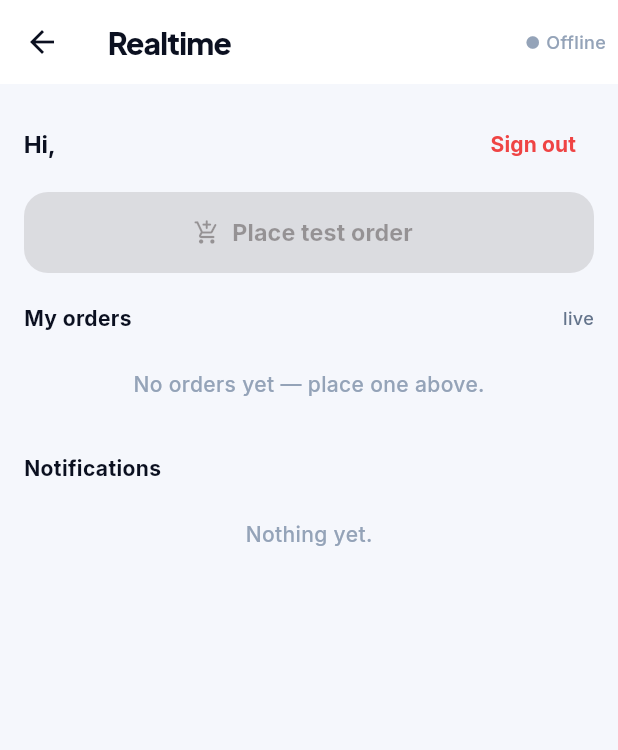
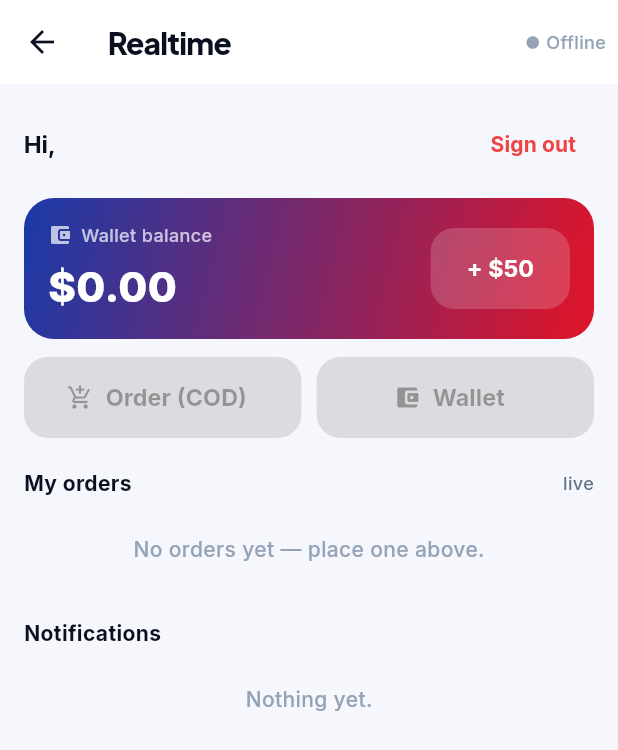
Before and after one commit to WaseemMirzaa/somba-apps, a Flutter app: the LiveConsoleScreen screen opened directly, on a phone screen of 412 x 824 dp. Shown: the top 750 px of the screen. Run offline on Flutter 3.47's test engine with Material 3 defaults, Android fonts, the phone set to English and light mode, and no system bars; our stand-ins replace shared_preferences, socket_io_client; accounts and stored records are empty.

Commit message:
feat(mobile): wallet + payments on the Live console
- RealtimeStore: live wallet balance, transactions, and payment records
  (wallet:updated/transaction + payment:created/updated); wallet:get/
  transactions/payments:list hydration; topUpWallet action.
- Live tab: wallet card (balance + top-up), COD vs pay-with-wallet ordering.

Not compile-verified (no Flutter SDK here) — run flutter analyze in CI.

Co-Authored-By: Claude Opus 4.8 <noreply@anthropic.com>
Claude-Session: https://claude.ai/code/session_014mstDh5K6d6oW2ZDmY9r32

```diff
--- a/mobile/lib/screens/live_console_screen.dart
+++ b/mobile/lib/screens/live_console_screen.dart
@@ -42,12 +42,13 @@ class _LiveConsoleScreenState extends State<LiveConsoleScreen> {
     }
   }
 
-  Future<void> _placeOrder() async {
+  Future<void> _placeOrder({String paymentMethod = 'cod'}) async {
     if (store.products.isEmpty) return;
     setState(() => _busy = true);
     try {
       await store.placeOrder(
         productId: store.products.first.id,
+        paymentMethod: paymentMethod,
         address: {'city': 'Kinshasa', 'line1': '12 Ave du Commerce'},
       );
       if (mounted) {
@@ -161,13 +162,33 @@ class _LiveConsoleScreenState extends State<LiveConsoleScreen> {
               ),
             ],
           ),
-          const SizedBox(height: 8),
-          FilledButton.icon(
-            onPressed: _busy || store.products.isEmpty ? null : _placeOrder,
-            style: FilledButton.styleFrom(backgroundColor: AppColors.primary),
-            icon: const Icon(Icons.add_shopping_cart_rounded),
-            label: const Text('Place test order'),
-          ),
+          const SizedBox(height: 12),
+          _walletCard(),
+          const SizedBox(height: 12),
+          Row(children: [
+            Expanded(
+              child: FilledButton.icon(
+                onPressed:
+                    _busy || store.products.isEmpty ? null : () => _placeOrder(),
+                style:
+                    FilledButton.styleFrom(backgroundColor: AppColors.primary),
+                icon: const Icon(Icons.add_shopping_cart_rounded, size: 18),
+                label: const Text('Order (COD)'),
+              ),
+            ),
+            const SizedBox(width: 10),
+            Expanded(
+              child: FilledButton.icon(
+                onPressed: _busy || store.products.isEmpty
+                    ? null
+                    : () => _placeOrder(paymentMethod: 'wallet'),
+                style: FilledButton.styleFrom(
+                    backgroundColor: AppColors.royalBlue),
+                icon: const Icon(Icons.account_balance_wallet_rounded, size: 18),
+                label: const Text('Wallet'),
+              ),
+            ),
+          ]),
           const SizedBox(height: 20),
           _sectionTitle('My orders', trailing: 'live'),
           if (store.orders.isEmpty)
@@ -179,6 +200,64 @@ class _LiveConsoleScreenState extends State<LiveConsoleScreen> {
           if (store.notifications.isEmpty) _emptyHint('Nothing yet.'),
           ...store.notifications.take(15).map(_notifTile),
           const SizedBox(height: 40),
+        ],
+      ),
+    );
+  }
+
+  Future<void> _topUp() async {
+    setState(() => _busy = true);
+    try {
+      await store.topUpWallet(50);
+    } catch (e) {
+      if (mounted) {
+        ScaffoldMessenger.of(context)
+            .showSnackBar(SnackBar(content: Text(e.toString())));
+      }
+    } finally {
+      if (mounted) setState(() => _busy = false);
+    }
+  }
+
+  Widget _walletCard() {
+    return Container(
+      padding: const EdgeInsets.all(16),
+      decoration: BoxDecoration(
+        gradient: const LinearGradient(
+          colors: [AppColors.royalBlue, AppColors.primary],
+          begin: Alignment.topLeft,
+          end: Alignment.bottomRight,
+        ),
+        borderRadius: AppRadius.card,
+      ),
+      child: Row(
+        children: [
+          Expanded(
+            child: Column(
+              crossAxisAlignment: CrossAxisAlignment.start,
+              children: [
+                const Row(children: [
+                  Icon(Icons.account_balance_wallet_rounded,
+                      color: Colors.white70, size: 16),
+                  SizedBox(width: 6),
+                  Text('Wallet balance',
+                      style: TextStyle(color: Colors.white70, fontSize: 12)),
+                ]),
+                const SizedBox(height: 6),
+                Text('\$${store.walletBalance.toStringAsFixed(2)}',
+                    style: const TextStyle(
+                        color: Colors.white,
+                        fontSize: 28,
+                        fontWeight: FontWeight.w800)),
+              ],
+            ),
+          ),
+          FilledButton(
+            onPressed: _busy ? null : _topUp,
+            style: FilledButton.styleFrom(
+                backgroundColor: Colors.white.withValues(alpha: 0.18)),
+            child: const Text('+ \$50'),
+          ),
         ],
       ),
     );
--- a/mobile/lib/services/models.dart
+++ b/mobile/lib/services/models.dart
@@ -105,6 +105,55 @@ class NotificationDto {
       );
 }
 
+class WalletTransactionDto {
+  final String id;
+  final String type;
+  final double amount;
+  final double balance;
+  final String description;
+
+  WalletTransactionDto({
+    required this.id,
+    required this.type,
+    required this.amount,
+    required this.balance,
+    required this.description,
+  });
+
+  factory WalletTransactionDto.fromJson(Map<String, dynamic> j) =>
+      WalletTransactionDto(
+        id: j['id'] as String,
+        type: j['type'] as String? ?? 'topup',
+        amount: (j['amount'] as num?)?.toDouble() ?? 0,
+        balance: (j['balance'] as num?)?.toDouble() ?? 0,
+        description: j['description'] as String? ?? '',
+      );
+}
+
+class PaymentDto {
+  final String id;
+  final String orderReference;
+  final String method;
+  final double amountUsd;
+  final String status;
+
+  PaymentDto({
+    required this.id,
+    required this.orderReference,
+    required this.method,
+    required this.amountUsd,
+    required this.status,
+  });
+
+  factory PaymentDto.fromJson(Map<String, dynamic> j) => PaymentDto(
+        id: j['id'] as String,
+        orderReference: j['orderReference'] as String? ?? '',
+        method: j['method'] as String? ?? '',
+        amountUsd: (j['amountUsd'] as num?)?.toDouble() ?? 0,
+        status: j['status'] as String? ?? 'pending',
+      );
+}
+
 class RiderLocationDto {
   final String orderId;
   final double lat;
--- a/mobile/lib/services/realtime_store.dart
+++ b/mobile/lib/services/realtime_store.dart
@@ -24,6 +24,9 @@ class RealtimeStore extends ChangeNotifier {
   final List<OrderDto> orders = [];
   final List<NotificationDto> notifications = [];
   final Map<String, RiderLocationDto> riderLocations = {};
+  double walletBalance = 0;
+  final List<WalletTransactionDto> walletTransactions = [];
+  final List<PaymentDto> payments = [];
 
   bool get isConnected => status == ConnStatus.connected;
   int get unreadCount => notifications.where((n) => !n.read).length;
@@ -88,6 +91,9 @@ class RealtimeStore extends ChangeNotifier {
     orders.clear();
     notifications.clear();
     riderLocations.clear();
+    walletBalance = 0;
+    walletTransactions.clear();
+    payments.clear();
     notifyListeners();
   }
 
@@ -119,6 +125,16 @@ class RealtimeStore extends ChangeNotifier {
       riderLocations[loc.orderId] = loc;
       notifyListeners();
     });
+    _socket.on('wallet:updated', (d) {
+      walletBalance = (_map(d)['balance'] as num?)?.toDouble() ?? walletBalance;
+      notifyListeners();
+    });
+    _socket.on('wallet:transaction', (d) {
+      walletTransactions.insert(0, WalletTransactionDto.fromJson(_map(d)));
+      notifyListeners();
+    });
+    _socket.on('payment:created', (d) => _upsertPayment(d));
+    _socket.on('payment:updated', (d) => _upsertPayment(d));
 
     await _hydrate();
   }
@@ -137,11 +153,42 @@ class RealtimeStore extends ChangeNotifier {
       notifications
         ..clear()
         ..addAll((notif as List).map((e) => NotificationDto.fromJson(_map(e))));
+      final wallet = await _socket.request('wallet:get');
+      walletBalance = (_map(wallet)['balance'] as num?)?.toDouble() ?? 0;
+      final tx = await _socket.request('wallet:transactions');
+      walletTransactions
+        ..clear()
+        ..addAll(
+            (tx as List).map((e) => WalletTransactionDto.fromJson(_map(e))));
+      final pays = await _socket.request('payments:list');
+      payments
+        ..clear()
+        ..addAll((pays as List).map((e) => PaymentDto.fromJson(_map(e))));
       status = ConnStatus.connected;
       notifyListeners();
     } catch (_) {
       // Hydration is best-effort; live events keep flowing.
     }
+  }
+
+  Future<WalletTransactionDto> topUpWallet(double amountUsd,
+      {String method = 'airtel_money'}) async {
+    final res = await _socket.request('wallet:topup', {
+      'amountUsd': amountUsd,
+      'method': method,
+    });
+    return WalletTransactionDto.fromJson(_map(res));
+  }
+
+  void _upsertPayment(dynamic data) {
+    final p = PaymentDto.fromJson(_map(data));
+    final idx = payments.indexWhere((x) => x.id == p.id);
+    if (idx == -1) {
+      payments.insert(0, p);
+    } else {
+      payments[idx] = p;
+    }
+    notifyListeners();
   }
 
   // ---- actions (writes over the socket) ----
```
